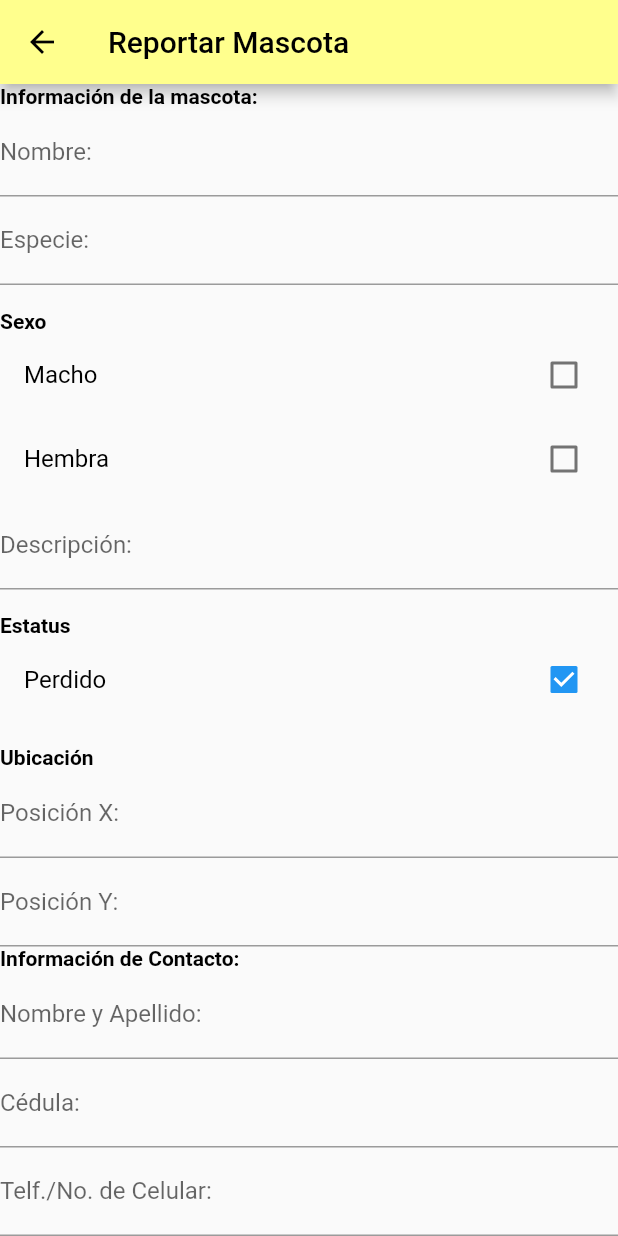
After one commit to cxcarvaj/LP_Project_Frontend, a Flutter app: the screen it shows after launch, after a tap on "Apadrinar Mascotas", on a phone screen of 412 x 824 dp. The commit adds this screen. Run offline on Flutter 3.47's test engine with Material 2 defaults, Android fonts, the phone set to English and light mode, and no system bars.

Commit message:
Form view added

```diff
--- /dev/null
+++ b/lib/models/Form.dart
@@ -0,0 +1,25 @@
+class Formulario {
+  static const String Male = "Male";
+  static const String Female = "Female";
+  static const String Lost = "Perdido";
+
+
+  String petsName = '';
+  String especie = '';
+  Map<String, bool> sex = {
+    Male: false,
+    Female: false,
+  };
+  String desc = "";
+  Map<String, bool> estados = {
+    Lost: true,
+  };
+  double cordX = 0.0;
+  double cordY = 0.0;
+  String contacName = "";
+  String cedula = "";
+  String celular = "";
+  save() {
+    print('Guardando registro de mascota perdida!');
+  }
+}
--- /dev/null
+++ b/lib/screens/form/form_screen.dart
@@ -0,0 +1,186 @@
+import 'package:flutter/material.dart';
+import '../../models/Form.dart';
+
+class HomeMaterial extends StatefulWidget {
+  @override
+  _HomeMaterialState createState() => _HomeMaterialState();
+}
+
+class _HomeMaterialState extends State<HomeMaterial> {
+  final _formKey = GlobalKey<FormState>();
+  final _form = Formulario();
+  @override
+  Widget build(BuildContext context) {
+    return Scaffold(
+        appBar: AppBar(
+          iconTheme: IconThemeData(
+            color: Colors.black, //change your color here
+          ),
+          backgroundColor: Colors.yellowAccent[100],
+          title:
+              Text("Reportar Mascota", style: TextStyle(color: Colors.black)),
+        ),
+        body: LayoutBuilder(
+          builder: (BuildContext context, BoxConstraints viewportConstraints) {
+            return SingleChildScrollView(
+              child: ConstrainedBox(
+                constraints:
+                    BoxConstraints(minHeight: viewportConstraints.maxHeight),
+                child: Column(children: [
+                  Builder(
+                      builder: (context) => Form(
+                          key: _formKey,
+                          child: Column(
+                              crossAxisAlignment: CrossAxisAlignment.stretch,
+                              children: [
+                                Text(
+                                  "Información de la mascota:",
+                                  style: TextStyle(fontWeight: FontWeight.bold),
+                                ),
+                                TextFormField(
+                                  decoration:
+                                      InputDecoration(labelText: 'Nombre:'),
+                                  validator: (value) {
+                                    if (value.isEmpty) {
+                                      return 'Porfavor entre el nombre de la mascota';
+                                    }
+                                  },
+                                  onSaved: (val) =>
+                                      setState(() => _form.petsName = val),
+                                ),
+                                TextFormField(
+                                    decoration:
+                                        InputDecoration(labelText: 'Especie:'),
+                                    validator: (value) {
+                                      if (value.isEmpty) {
+                                        return 'Porfavor entre la especie de la mascota.';
+                                      }
+                                    },
+                                    onSaved: (val) =>
+                                        setState(() => _form.especie = val)),
+                                Text(""),
+                                Text(
+                                  "Sexo",
+                                  style: TextStyle(fontWeight: FontWeight.bold),
+                                ),
+                                CheckboxListTile(
+                                    title: Text("Macho"),
+                                    value: _form.sex[Formulario.Male],
+                                    onChanged: (val) {
+                                      setState(() =>
+                                          _form.sex[Formulario.Male] = val);
+                                    }),
+                                CheckboxListTile(
+                                    title: Text("Hembra"),
+                                    value: _form.sex[Formulario.Female],
+                                    onChanged: (val) {
+                                      setState(() =>
+                                          _form.sex[Formulario.Female] = val);
+                                    }),
+                                TextFormField(
+                                    decoration: InputDecoration(
+                                        labelText: 'Descripción:'),
+                                    validator: (value) {
+                                      if (value.isEmpty) {
+                                        return 'Por favor llene este campo.';
+                                      }
+                                    },
+                                    onSaved: (val) =>
+                                        setState(() => _form.desc = val)),
+                                Text(""),
+                                Text(
+                                  "Estatus",
+                                  style: TextStyle(fontWeight: FontWeight.bold),
+                                ),
+                                CheckboxListTile(
+                                    title: const Text('Perdido'),
+                                    value: _form.estados[Formulario.Lost],
+                                    onChanged: (val) {
+                                      setState(() =>
+                                          _form.estados[Formulario.Lost] = val);
+                                    }),
+                                Text(""),
+                                Text(
+                                  "Ubicación",
+                                  style: TextStyle(fontWeight: FontWeight.bold),
+                                ),
+                                TextFormField(
+                                    decoration: InputDecoration(
+                                        labelText: 'Posición X:'),
+                                    validator: (value) {
+                                      if (value.isEmpty) {
+                                        return 'Por favor llene este campo.';
+                                      }
+                                    },
+                                    onSaved: (val) => setState(
+                                        () => _form.cordX = double.parse(val))),
+                                TextFormField(
+                                    decoration: InputDecoration(
+                                        labelText: 'Posición Y:'),
+                                    validator: (value) {
+                                      if (value.isEmpty) {
+                                        return 'Por favor llene este campo.';
+                                      }
+                                    },
+                                    onSaved: (val) => setState(
+                                        () => _form.cordY = double.parse(val))),
+                                Text(
+                                  "Información de Contacto:",
+                                  style: TextStyle(fontWeight: FontWeight.bold),
+                                ),
+                                TextFormField(
+                                    decoration: InputDecoration(
+                                        labelText: 'Nombre y Apellido:'),
+                                    validator: (value) {
+                                      if (value.isEmpty) {
+                                        return 'Por favor llene este campo.';
+                                      }
+                                    },
+                                    onSaved: (val) =>
+                                        setState(() => _form.contacName = val)),
+                                TextFormField(
+                                    decoration:
+                                        InputDecoration(labelText: 'Cédula:'),
+                                    validator: (value) {
+                                      if (value.isEmpty) {
+                                        return 'Por favor llene este campo.';
+                                      }
+                                    },
+                                    onSaved: (val) =>
+                                        setState(() => _form.cedula = val)),
+                                TextFormField(
+                                    decoration: InputDecoration(
+                                        labelText: 'Telf./No. de Celular:'),
+                                    validator: (value) {
+                                      if (value.isEmpty) {
+                                        return 'Por favor llene este campo.';
+                                      }
+                                    },
+                                    onSaved: (val) =>
+                                        setState(() => _form.celular = val)),
+                                Container(
+                                    padding: const EdgeInsets.symmetric(
+                                        vertical: 16.0, horizontal: 16.0),
+                                    child: RaisedButton(
+                                        onPressed: () {
+                                          final form = _formKey.currentState;
+                                          if (form.validate()) {
+                                            form.save();
+                                            _form.save();
+                                            _showDialog(context);
+                                          }
+                                        },
+                                        child: Text('Enviar'))),
+                              ])))
+                ]),
+              ),
+            );
+          },
+        ));
+  }
+
+  _showDialog(BuildContext context) {
+    Scaffold.of(context)
+        .showSnackBar(SnackBar(content: Text('Enviando Formulario')));
+  }
+}
--- a/lib/screens/home/components/body.dart
+++ b/lib/screens/home/components/body.dart
@@ -1,6 +1,7 @@
 import 'package:animal_rescue/models/AppIcon.dart';
 import 'package:flutter/material.dart';
 import 'item_card.dart';
+import 'package:animal_rescue/screens/form/form_screen.dart';
 
 class Body extends StatelessWidget {
   @override
@@ -30,10 +31,10 @@ class Body extends StatelessWidget {
                 itemCount: 3,
                 itemBuilder: (context, index) => ItemCard(
                   appIcon: appIcons[index],
-                  // press: ()=>Navigator.push(
-                  //   context,
-                  //   MaterialPageRoute(builder: (context)=> anotherScreen()),
-                  // ),
+                  press: ()=>Navigator.push(
+                    context,
+                    MaterialPageRoute(builder: (context)=> HomeMaterial()),
+                  ),
                 )),
           ),
         ),
--- a/lib/screens/home/components/item_card.dart
+++ b/lib/screens/home/components/item_card.dart
@@ -5,6 +5,7 @@ import 'package:animal_rescue/models/AppIcon.dart';
 class ItemCard extends StatelessWidget {
   final AppIcon appIcon;
   final Function press;
+
   const ItemCard({
     this.appIcon,
     this.press,
@@ -27,7 +28,7 @@ class ItemCard extends StatelessWidget {
                 borderRadius: BorderRadius.circular(16),
               ),
               child: Hero(
-                tag: "${1}",
+                tag: "${appIcon.id}",
                 child: Image.asset(appIcon.image),
               ),
             ),
--- a/pubspec.yaml
+++ b/pubspec.yaml
@@ -29,6 +29,7 @@ dependencies:
   # Use with the CupertinoIcons class for iOS style icons.
   cupertino_icons: ^0.1.3
   http: ^0.12.2
+  validators: ^2.0.1
 
 dev_dependencies:
   flutter_test:
```
Also changed, not shown: lib/models/AppIcon.dart (+6 -1 lines), pubspec.lock.
